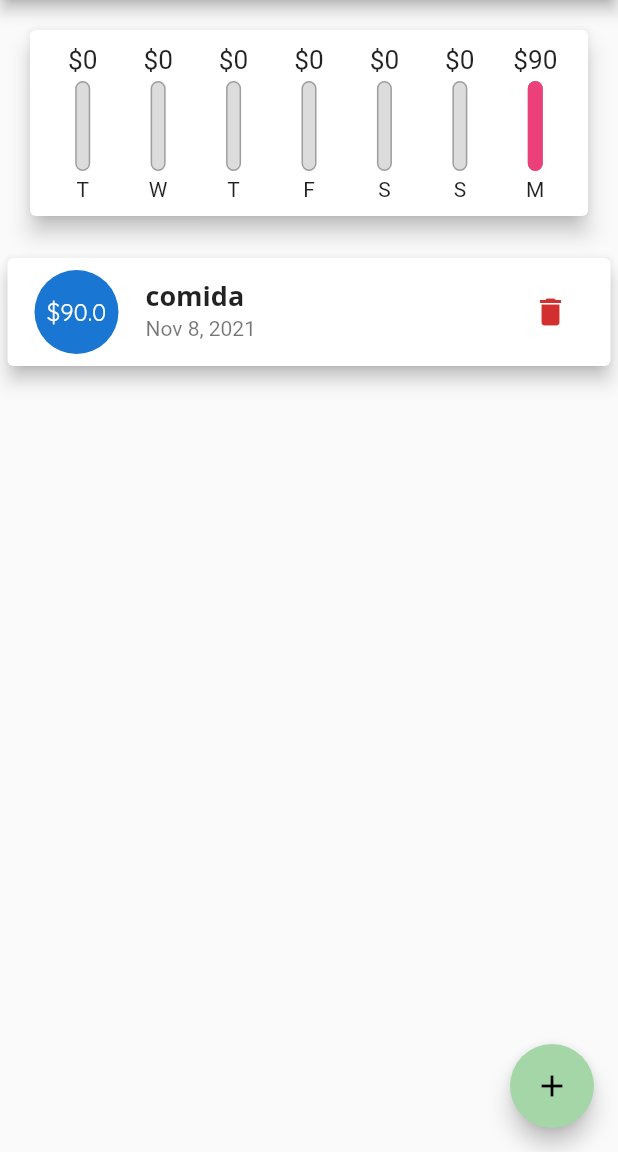
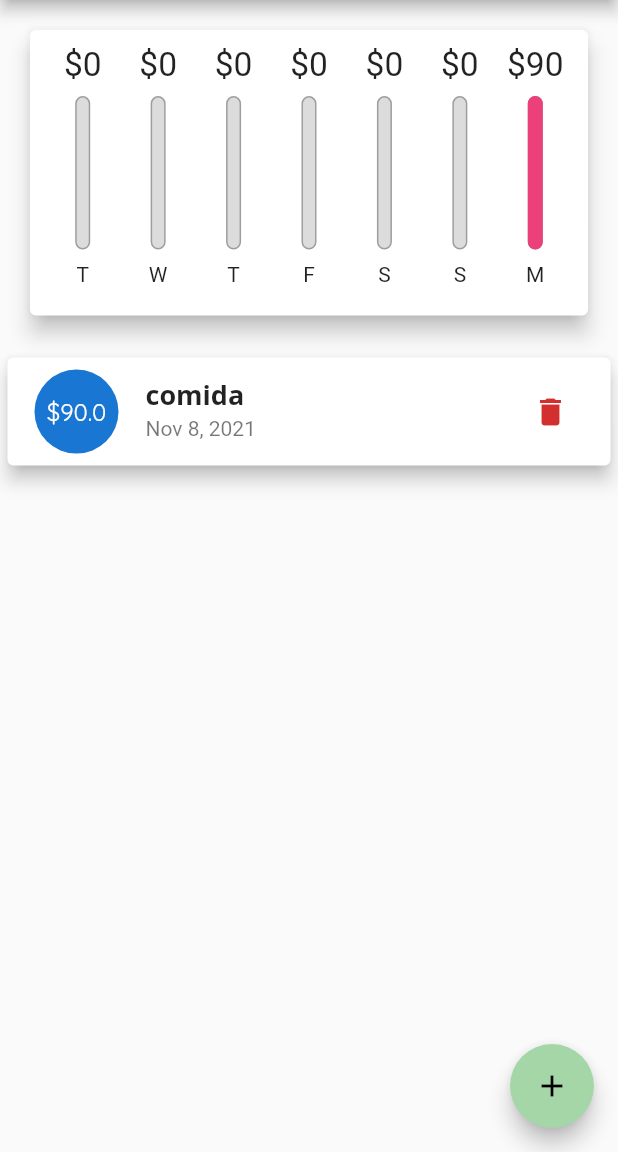
Before and after one commit to JulianSar18/personalExpenseApp, a Flutter app: the screen it shows after launch, after a tap on the "delete" icon, on a phone screen of 412 x 824 dp, the part 84-1236 px from its top. Run offline on Flutter 3.47's test engine with Material 2 defaults, Android fonts, the phone set to English and light mode, and no system bars.

Commit message:
functions status bar and block horizontal orientation

```diff
--- a/lib/main.dart
+++ b/lib/main.dart
@@ -1,3 +1,5 @@
+import 'package:flutter/services.dart';
+
 import './widgets/chart.dart';
 
 import './widgets/transaction_list.dart';
@@ -55,6 +57,19 @@
     }).toList();
   }
 
+  void _portraitModeOnly() {
+    SystemChrome.setPreferredOrientations([
+      DeviceOrientation.portraitUp,
+      DeviceOrientation.portraitDown,
+    ]);
+  }
+
+  void _transparentStatusBar() {
+    SystemChrome.restoreSystemUIOverlays();
+    SystemChrome.setSystemUIOverlayStyle(
+        SystemUiOverlayStyle(statusBarColor: Colors.transparent));
+  }
+
   void _addNewTransaction(
       String txtitle, double txamount, DateTime chosenData) {
     final newTrans = Transaction(
@@ -87,21 +102,36 @@
 
   @override
   Widget build(BuildContext context) {
+    _portraitModeOnly();
+    _transparentStatusBar();
+    final appBar = AppBar(
+      title: Text("Flutter"),
+      actions: [
+        IconButton(
+            onPressed: () => _startAddNewTransaction(context),
+            icon: Icon(Icons.add))
+      ],
+    );
     return Scaffold(
-      appBar: AppBar(
-        title: Text("Flutter"),
-        actions: [
-          IconButton(
-              onPressed: () => _startAddNewTransaction(context),
-              icon: Icon(Icons.add))
-        ],
-      ),
+      appBar: appBar,
       body: SingleChildScrollView(
         child: Column(
           //mainAxisAlignment: MainAxisAlignment.spaceAround,
           children: [
-            Chart(_recentTransactions),
-            TransactionList(_userTransactions, _deleteTransaction)
+            Container(
+              height: (MediaQuery.of(context).size.height -
+                      appBar.preferredSize.height -
+                      (MediaQuery.of(context).padding.top)) *
+                  0.3,
+              child: Chart(_recentTransactions),
+            ),
+            Container(
+              height: (MediaQuery.of(context).size.height -
+                      appBar.preferredSize.height -
+                      (MediaQuery.of(context).padding.top)) *
+                  0.7,
+              child: TransactionList(_userTransactions, _deleteTransaction),
+            )
           ],
         ),
       ),
--- a/lib/widgets/chart_bar.dart
+++ b/lib/widgets/chart_bar.dart
@@ -7,19 +7,20 @@
   ChartBar(this.label, this.spendingAmount, this.spendingPctOfTotal);
   @override
   Widget build(BuildContext context) {
+    return LayoutBuilder(builder: (ctx, constraints) {
       return Column(
         children: [
           Container(
-          height: 20,
+            height: constraints.maxHeight * 0.15,
             child: FittedBox(
               child: Text('\$${spendingAmount.toStringAsFixed(0)}'),
             ),
           ),
           SizedBox(
-          height: 4,
+            height: constraints.maxHeight * 0.05,
           ),
           Container(
-          height: 60,
+            height: constraints.maxHeight * 0.6,
             width: 10,
             child: Stack(
               children: [
@@ -46,10 +47,15 @@
             ),
           ),
           SizedBox(
-          height: 4,
+            height: constraints.maxHeight * 0.05,
           ),
-        Text(label)
+          Container(
+            child: FittedBox(
+              child: Text(label),
+            ),
+          )
         ],
       );
+    });
   }
 }
--- a/lib/widgets/transaction_list.dart
+++ b/lib/widgets/transaction_list.dart
@@ -21,7 +21,6 @@
                   height: 100,
                 ),
                 Container(
-                  height: 300,
                   child: Image.asset(
                     'assets/images/waiting.png',
                     fit: BoxFit.fitHeight,
```
Lines whose indentation alone changed are shown as unchanged.
